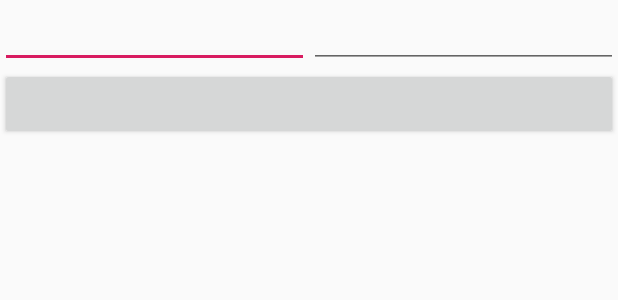
After one commit to Build-Week-ReceiptTracker/Android, an Android app: the layout chart_fragment.xml on its own in the app's theme, with its tools: preview values and no code run, on a phone screen of 412 x 824 dp. The commit adds this screen. Shown: the top 300 px of the screen. Run offline under Robolectric (Android 15) with nearby library versions, the phone set to English and light mode, and no system bars.

Commit message:
Add extension functions and Fragment to display charts

```diff
--- a/app/src/main/java/com/example/receipttracker/api/ReceiptApiDao.kt
+++ b/app/src/main/java/com/example/receipttracker/api/ReceiptApiDao.kt
@@ -25,6 +25,7 @@ class ReceiptApiDao {
 
         const val RECEIPT_ADDED_KEY = "Receipt Added"
         const val RECEIPT_FAILED_KEY = "Failed to add Receipt"
+        const val WAIT_KEY = "WAITING"
     }
 
     val addReceiptReponse = MutableLiveData<String>()
@@ -82,6 +83,8 @@ class ReceiptApiDao {
     }
 
     fun addReceipt(token: String, receipt: Receipt): MutableLiveData<String> {
+
+        addReceiptReponse.value = WAIT_KEY
         Log.i("BIGBRAIN", token)
         ReceiptApiBuilder.receiptApi.addReceipt(token, receipt).enqueue(object : Callback<PostReceiptResponse> {
             override fun onFailure(call: Call<PostReceiptResponse>, t: Throwable) {
--- a/app/src/main/java/com/example/receipttracker/EditReceiptFragment.kt
+++ b/app/src/main/java/com/example/receipttracker/view/EditReceiptFragment.kt
@@ -1,4 +1,4 @@
-package com.example.receipttracker
+package com.example.receipttracker.view
 
 import android.app.Activity
 import android.content.Intent
@@ -12,11 +12,9 @@ import android.view.ViewGroup
 import android.widget.Toast
 import androidx.lifecycle.Observer
 import com.bumptech.glide.Glide
+import com.example.receipttracker.R
 import com.example.receipttracker.model.Receipt
-import com.example.receipttracker.view.AddReceiptFragment
-import com.example.receipttracker.view.MyReceiptsFragment
 import com.example.receipttracker.viewmodel.AddEditReceiptViewModel
-import kotlinx.android.synthetic.main.add_receipt_fragment.*
 import kotlinx.android.synthetic.main.edit_receipt_fragment.*
 
 
--- a/app/src/main/java/com/example/receipttracker/view/MainActivity.kt
+++ b/app/src/main/java/com/example/receipttracker/view/MainActivity.kt
@@ -10,11 +10,9 @@ import androidx.appcompat.app.ActionBarDrawerToggle
 import androidx.appcompat.widget.Toolbar
 import androidx.drawerlayout.widget.DrawerLayout
 import androidx.fragment.app.Fragment
-import com.bluelinelabs.conductor.Conductor
 import com.example.receipttracker.App
 import com.example.receipttracker.R
 import com.google.android.material.navigation.NavigationView
-import kotlinx.android.synthetic.main.activity_login.*
 
 class MainActivity : AppCompatActivity() {
 
@@ -52,6 +50,10 @@ class MainActivity : AppCompatActivity() {
                     selectedFragment = AddReceiptFragment()
                     title = "Add Receipt"
                 }
+                R.id.nav_category_charts -> {
+                    selectedFragment = ChartFragment()
+                    title = "Analysis"
+                }
             }
             selectedFragment?.let { it1 ->
 
--- a/app/src/main/java/com/example/receipttracker/view/MyReceiptsFragment.kt
+++ b/app/src/main/java/com/example/receipttracker/view/MyReceiptsFragment.kt
@@ -12,7 +12,6 @@ import androidx.cardview.widget.CardView
 import androidx.lifecycle.Observer
 import androidx.recyclerview.widget.LinearLayoutManager
 import androidx.recyclerview.widget.RecyclerView
-import com.example.receipttracker.EditReceiptFragment
 
 import com.example.receipttracker.R
 import com.example.receipttracker.model.Receipt
--- /dev/null
+++ b/app/src/main/res/layout/chart_fragment.xml
@@ -0,0 +1,50 @@
+<?xml version="1.0" encoding="utf-8"?>
+<FrameLayout xmlns:android="http://schemas.android.com/apk/res/android"
+    xmlns:tools="http://schemas.android.com/tools"
+    android:layout_width="match_parent"
+    android:layout_height="match_parent"
+    xmlns:app="http://schemas.android.com/apk/res-auto"
+    tools:context=".view.ChartFragment">
+
+    <androidx.constraintlayout.widget.ConstraintLayout
+        android:layout_width="match_parent"
+        android:layout_height="match_parent">
+
+        <LinearLayout
+            android:id="@+id/ll_edittexts"
+            android:orientation="horizontal"
+            android:layout_width="match_parent"
+            android:layout_height="wrap_content"
+            app:layout_constraintTop_toTopOf="parent">
+
+        <EditText
+            android:id="@+id/et_start_date"
+            android:layout_width="wrap_content"
+            android:layout_height="wrap_content"
+            android:layout_weight="1"/>
+
+        <EditText
+            android:id="@+id/et_end_date"
+            android:layout_width="wrap_content"
+            android:layout_height="wrap_content"
+            android:layout_weight="1"/>
+
+        </LinearLayout>
+
+        <Button
+            android:id="@+id/button_get_chart"
+            android:layout_width="match_parent"
+            android:layout_height="wrap_content"
+            app:layout_constraintTop_toBottomOf="@+id/ll_edittexts"/>
+
+        <ImageView
+            android:id="@+id/iv_chart"
+            android:layout_width="wrap_content"
+            android:layout_height="wrap_content"
+            app:layout_constraintTop_toBottomOf="@+id/button_get_chart"
+            app:layout_constraintStart_toStartOf="parent"
+            app:layout_constraintEnd_toEndOf="parent"/>
+
+    </androidx.constraintlayout.widget.ConstraintLayout>
+
+</FrameLayout>
--- a/app/src/main/res/layout/edit_receipt_fragment.xml
+++ b/app/src/main/res/layout/edit_receipt_fragment.xml
@@ -4,7 +4,7 @@
     android:layout_width="match_parent"
     android:layout_height="match_parent"
     xmlns:app="http://schemas.android.com/apk/res-auto"
-    tools:context=".EditReceiptFragment">
+    tools:context=".view.EditReceiptFragment">
 
     <ScrollView
         android:layout_width="match_parent"
--- a/app/src/main/res/menu/nav_menu.xml
+++ b/app/src/main/res/menu/nav_menu.xml
@@ -13,8 +13,8 @@
             android:title="Add Receipt"/>
         <item
             android:checkable="true"
-            android:id="@+id/nav_category_third"
-            android:title="Other"/>
+            android:id="@+id/nav_category_charts"
+            android:title="Analysis"/>
 
     </group>
 
```
Also changed, not shown: app/src/main/java/com/example/receipttracker/Extensions.kt (added, +36 -0 lines), app/src/main/java/com/example/receipttracker/view/AddReceiptFragment.kt (+5 -2 lines), app/src/main/java/com/example/receipttracker/view/ChartFragment.kt (added, +64 -0 lines), app/src/main/java/com/example/receipttracker/viewmodel/ChartViewModel.kt (added, +16 -0 lines).
